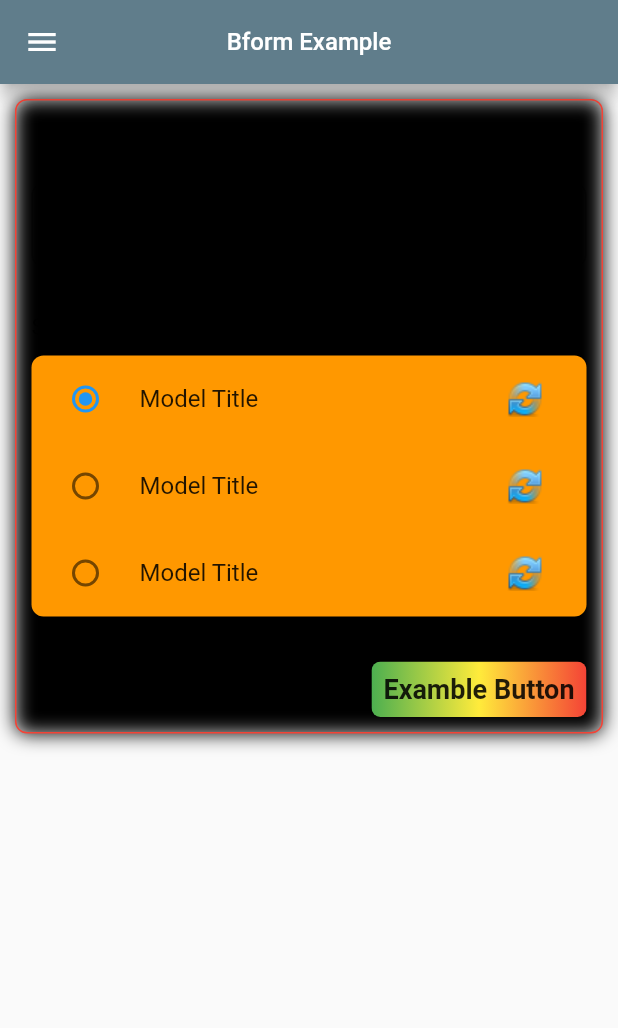
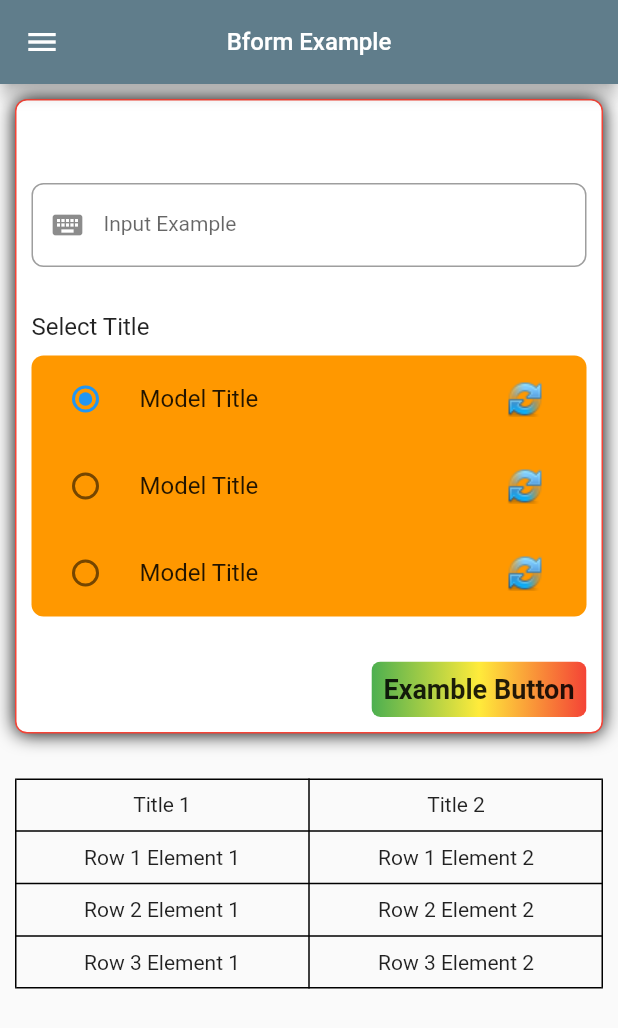
Before and after one commit to gabrielgits/bform, a Flutter app: the screen it shows after launch, on a phone screen of 412 x 824 dp. Shown: the top 1028 px of the screen. Run offline on Flutter 3.47's test engine with Material 2 defaults, Android fonts, the phone set to English and light mode, and no system bars.

Commit message:
Upgrade to version 0.3

```diff
--- a/example/lib/main.dart
+++ b/example/lib/main.dart
@@ -28,9 +28,12 @@ class MyApp extends StatefulWidget {
 class _MyAppState extends State<MyApp> {
   @override
   Widget build(BuildContext context) {
-    return Padding(
+    return SingleChildScrollView(
       padding: const EdgeInsets.all(10.0),
-      child: BformForm(
+      child: Column(
+        children: [
+          BformForm(
+            background: Colors.white,
             width: MediaQuery.of(context).size.width - 20,
             border: Border.all(color: Colors.red),
             child: Column(
@@ -62,6 +65,17 @@ class _MyAppState extends State<MyApp> {
               ],
             ),
           ),
+          const SizedBox(height: 30),
+          BformTableText(
+              titles: const ['Title 1', 'Title 2'],
+              listElements: [
+                ['Row 1 Element 1', 'Row 1 Element 2'],
+                ['Row 2 Element 1', 'Row 2 Element 2'],
+                ['Row 3 Element 1', 'Row 3 Element 2'],
+              ],
+            ),
+        ],
+      ),
     );
   }
 }
--- a/lib/bform.dart
+++ b/lib/bform.dart
@@ -12,5 +12,6 @@ export 'src/form/bform_select.dart';
 export 'src/form/bform_text_input.dart';
 export 'src/form/bform_button.dart';
 
+export 'src/tables/bform_table_cell.dart';
 export 'src/tables/bform_table.dart';
-export 'src/tables/bform_table_cell.dart';
+export 'src/tables/bform_table_text.dart';
--- a/lib/src/tables/bform_table.dart
+++ b/lib/src/tables/bform_table.dart
@@ -4,23 +4,22 @@ import 'bform_table_cell.dart';
 class BformTable extends StatelessWidget {
   final List<Widget> headers;
   final List<List<Widget>> rows;
-  final List<Widget?> actionButtons;
   final Color? colorHeader;
   final Color? color;
+  final TableBorder? border;
   const BformTable({
     super.key,
     required this.headers,
     required this.rows,
-    this.actionButtons = const [],
     this.colorHeader,
     this.color,
+    this.border,
   });
 
   @override
   Widget build(BuildContext context) {
     return Table(
-      border: TableBorder.all(),
-      //defaultVerticalAlignment: TableCellVerticalAlignment.middle,
+      border: border,
       children: <TableRow>[
         TableRow(
           children: <Widget>[
--- /dev/null
+++ b/lib/src/tables/bform_table_text.dart
@@ -0,0 +1,50 @@
+import 'package:flutter/material.dart';
+import 'bform_table.dart';
+
+class BformTableText extends StatelessWidget {
+  final List<String> titles;
+  final List<List<String>> listElements;
+  final String actionTitle;
+  final List<Widget?> actionButtons;
+  final Color? colorTextTitle;
+  final Color? backgroundTitle;
+  final Color? colorText;
+  final Color? background;
+  const BformTableText({
+    super.key,
+    required this.titles,
+    required this.listElements,
+    this.actionButtons = const [],
+    this.colorText,
+    this.colorTextTitle,
+    this.background,
+    this.backgroundTitle,
+    this.actionTitle = 'Action',
+  });
+
+  @override
+  Widget build(BuildContext context) {
+
+    final headers = titles.map((e) => Text(e, style: TextStyle(color: colorTextTitle))).toList();
+    if (actionButtons.isNotEmpty){
+      headers.add(Text(actionTitle, style: TextStyle(color: colorTextTitle)));
+    }
+    List<List<Widget>> rows = [];
+    int i = 0;
+    for (final elements in listElements){
+      List<Widget> row = elements.map((e) => Text(e, style: TextStyle(color: colorText))).toList();
+      if (actionButtons.isNotEmpty){
+        row.add(actionButtons[i]!);
+      }
+      i++;
+      rows.add(row);
+    }
+    return BformTable(
+      headers: headers,
+      rows: rows,
+      colorHeader: backgroundTitle,
+      color: background,
+      border: TableBorder.all(),
+    );
+  }
+}
--- a/pubspec.yaml
+++ b/pubspec.yaml
@@ -1,6 +1,6 @@
 name: bform
 description: Package to help you create beautiful forms widgets.
-version: 0.2.8
+version: 0.3.0
 homepage: https://github.com/gabrielgits/bform.git
 
 environment:
```
Also changed, not shown: example/pubspec.lock, 1 other file. Lines whose indentation alone changed are shown as unchanged.
